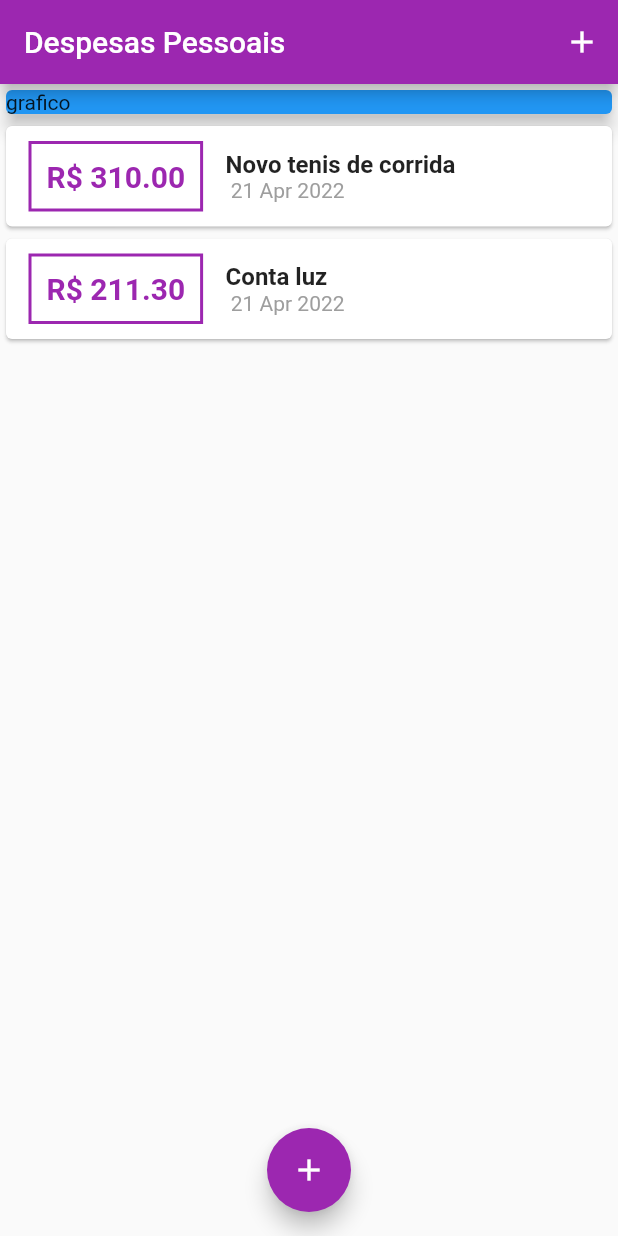
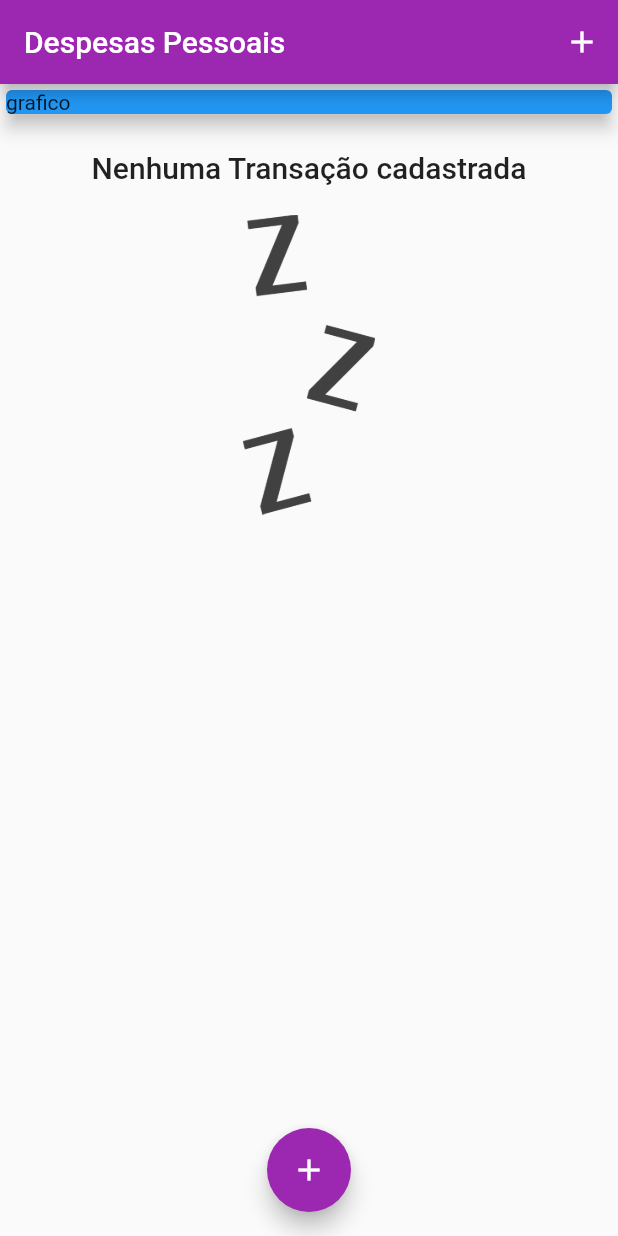
Before and after one commit to Ryan-lima13/despesas, a Flutter app: the screen it shows after launch, on a phone screen of 412 x 824 dp. Run offline on Flutter 3.47's test engine with Material 2 defaults, Android fonts, the phone set to English and light mode, and no system bars.

```diff
--- a/lib/components/transaction_list.dart
+++ b/lib/components/transaction_list.dart
@@ -12,7 +12,22 @@ class TransactionList extends StatelessWidget {
   Widget build(BuildContext context) {
     return Container(
       height: 300,
-      child:ListView.builder(
+      child: transactions.isEmpty ?Column(
+        children: [
+          SizedBox(height: 20,),
+          Text(
+            'Nenhuma Transação cadastrada',
+            style: Theme.of(context).textTheme.headline6,
+          ),
+          SizedBox(height: 20,),
+          Container(
+            height: 200,
+            child: Image.asset('images/waiting.png',
+            fit: BoxFit.cover,
+            )
+            ),
+        ],
+      ) : ListView.builder(
         itemCount: transactions.length,
         itemBuilder: (contx,index){
           final tr = transactions[index];
--- a/lib/main.dart
+++ b/lib/main.dart
@@ -35,19 +35,19 @@ class Despesas extends StatefulWidget {
 
 class _DespesasState extends State<Despesas> {
 
-  final _transactions = [
-    Transaction(
-      id: 't1',
-      title: 'Novo tenis de corrida',
-      value: 310.0,
-       date: DateTime.now()
-      ),
-      Transaction(
-      id: 't2',
-      title: 'Conta luz',
-      value: 211.30,
-       date: DateTime.now()
-      ),
+  final List<Transaction> _transactions = [
+   // Transaction(
+    //  id: 't1',
+    //  title: 'Novo tenis de corrida',
+    //  value: 310.0,
+    //   date: DateTime.now()
+    //  ),
+    //  Transaction(
+     // id: 't2',
+    //  title: 'Conta luz',
+     // value: 211.30,
+    //   date: DateTime.now()
+    //  ),
 
 
   ];
```
Also changed, not shown: pubspec.yaml (+8 -9 lines), images/waiting.png (added).
